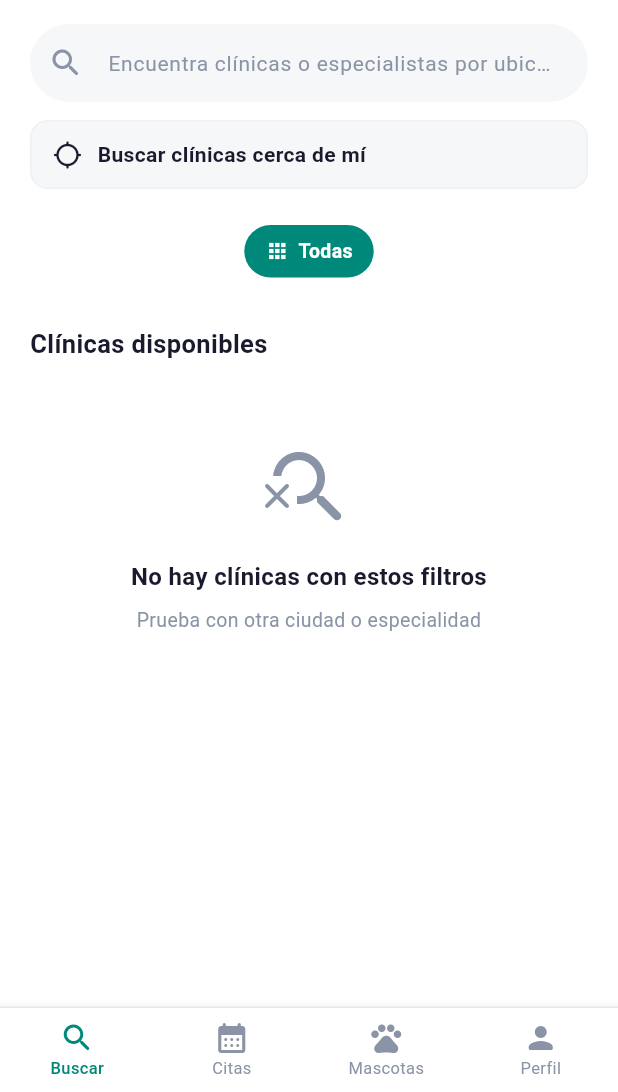
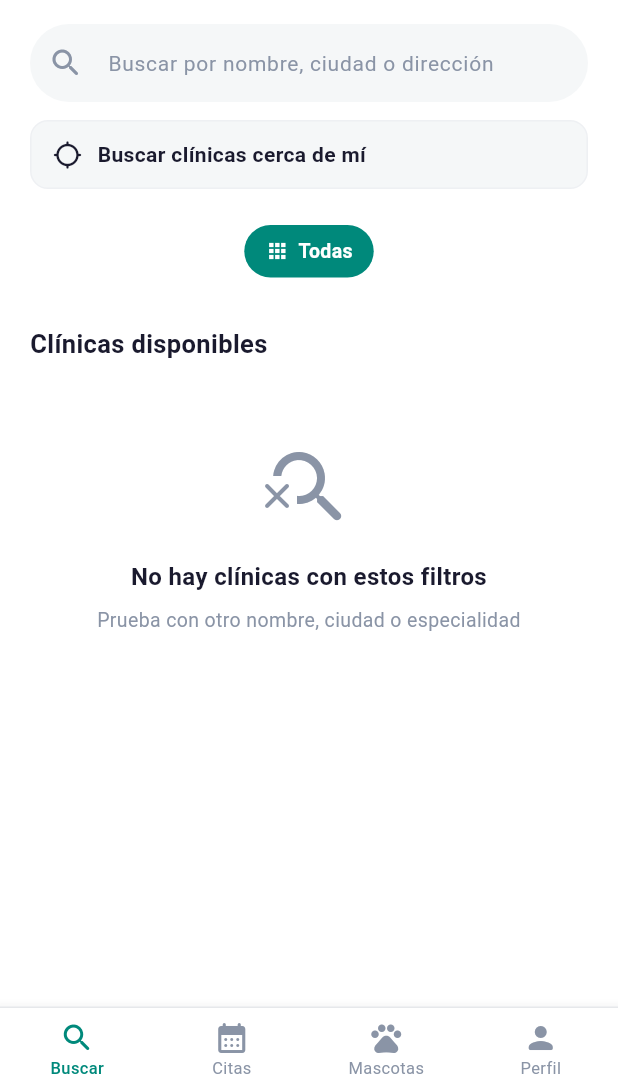
Before and after one commit to RobertoLeahu/vetnow, a Flutter app: the screen it shows once a user with an empty profile is signed in, on a phone screen of 412 x 824 dp, the part 144-1236 px from its top. Run offline on Flutter 3.47's test engine with Material 3 defaults, Android fonts, the phone set to English and light mode, and no system bars; our stand-ins replace equatable, flutter_dotenv, flutter_riverpod, geolocator, go_router, image_picker and 1 more; accounts and stored records are empty.

Commit message:
Actualizar lógica de búsqueda de clínicas para permitir filtrado por texto libre:
- Se modifica el método `searchClinics` en `ClinicRepository` para buscar por nombre, ciudad o dirección.
- Se actualiza `SearchFilters` para reemplazar el filtro de ciudad por un texto libre.
- Se ajusta `SearchScreen` para reflejar los cambios en la búsqueda, mejorando la experiencia del usuario.

```diff
--- a/lib/features/clinic/ui/search_screen.dart
+++ b/lib/features/clinic/ui/search_screen.dart
@@ -107,7 +107,7 @@ class _SearchScreenState extends ConsumerState<SearchScreen> {
               isNearbyMode: true,
               userLat: position.latitude,
               userLng: position.longitude,
-              city: '',
+              query: '',
             ),
           );
     } catch (e) {
@@ -203,12 +203,12 @@ class _SearchScreenState extends ConsumerState<SearchScreen> {
                         decoration: InputDecoration(
                           hintText: filters.isNearbyMode
                               ? 'Mostrando clínicas cerca de ti'
-                              : 'Encuentra clínicas o especialistas por ubicación',
+                              : 'Buscar por nombre, ciudad o dirección',
                           prefixIcon: const Icon(Icons.search_rounded),
                         ),
                         onChanged: (v) => ref
                             .read(searchFiltersProvider.notifier)
-                            .update((s) => s.copyWith(city: v)),
+                            .update((s) => s.copyWith(query: v)),
                       ),
                       const SizedBox(height: 12),
 
@@ -302,7 +302,7 @@ class _SearchScreenState extends ConsumerState<SearchScreen> {
                               ? 'Las clínicas deben tener ubicación GPS registrada '
                                   '(guardar perfil en Mi clínica). Si usas emulador, '
                                   'configura la ubicación del dispositivo en Valdemoro.'
-                              : 'Prueba con otra ciudad o especialidad',
+                              : 'Prueba con otro nombre, ciudad o especialidad',
                         ),
                       )
                     : SliverList(
```
Also changed, not shown: lib/features/clinic/data/clinic_repository.dart (+16 -12 lines), lib/features/clinic/providers/clinic_provider.dart (+7 -6 lines).
